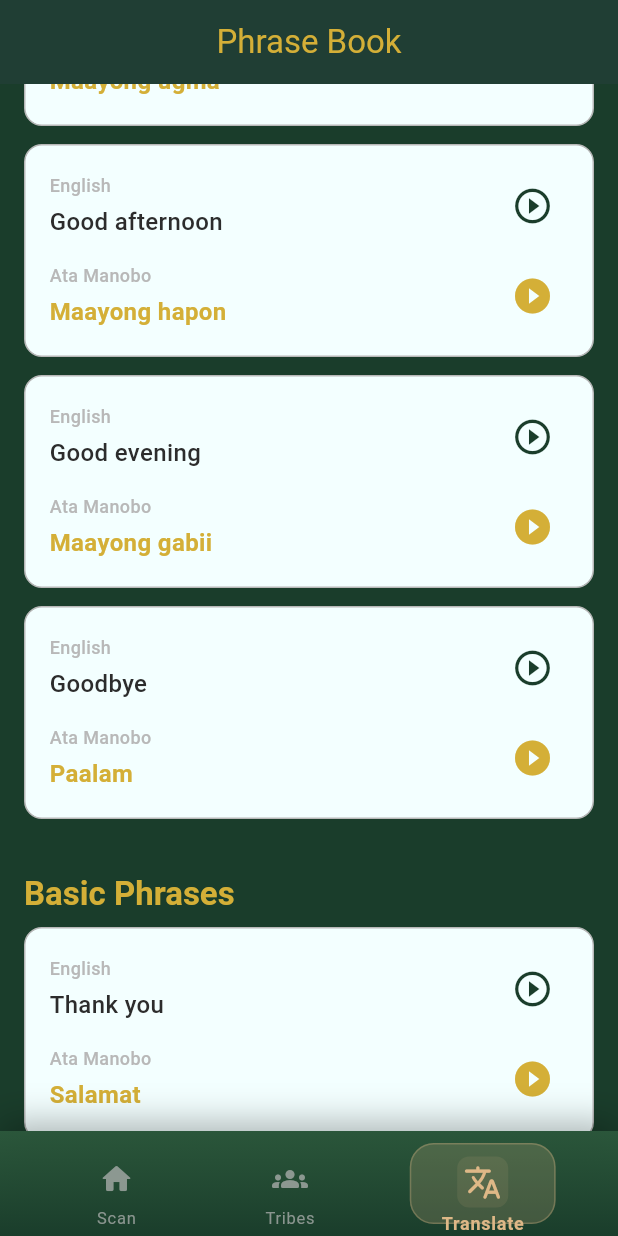
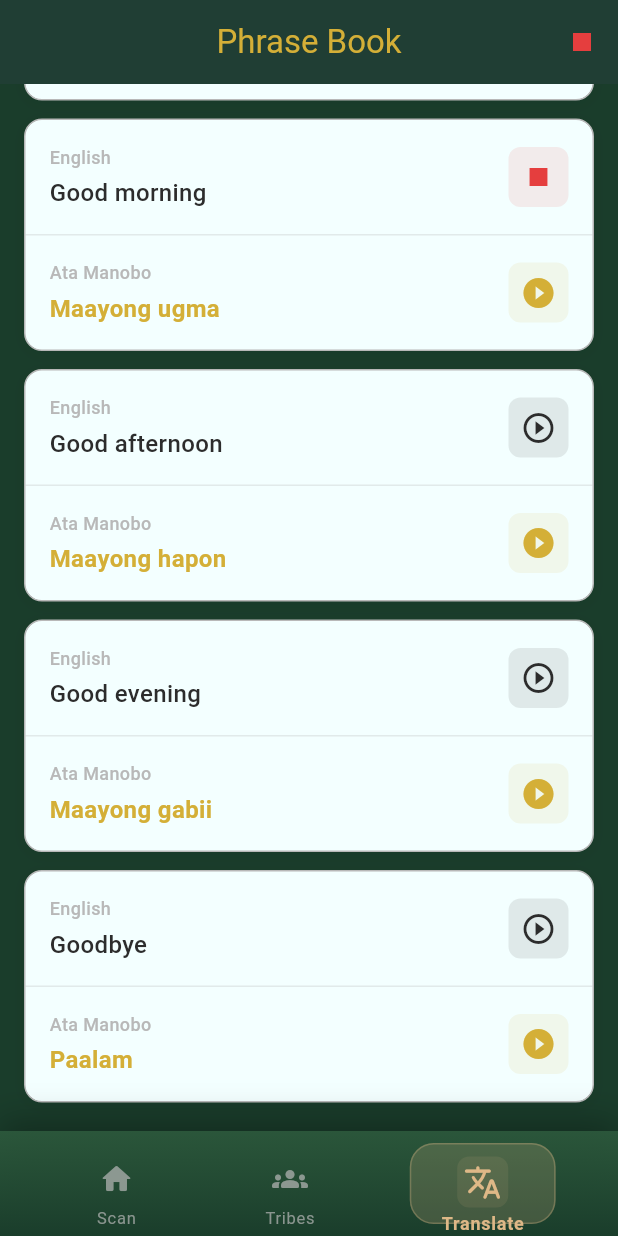
Before and after one commit to Ent1t/Huni-remafo, a Flutter app: the screen it shows after launch, item 3 of the bottom bar chosen, scrolled down 576 dp, after a tap on the "play circle outline" icon, on a phone screen of 412 x 824 dp. Run offline on Flutter 3.47's test engine with Material 3 defaults, Android fonts, the phone set to English and light mode, and no system bars; our stand-ins replace audioplayers, flutter_tts; missing offline and left inert: mobile_scanner.

Commit message:
Initial project setup: add Flutter app files, screens, widgets, and configuration

```diff
--- a/lib/screens/translation_screen.dart
+++ b/lib/screens/translation_screen.dart
@@ -1,5 +1,9 @@
 import 'package:flutter/material.dart';
+import 'package:flutter/services.dart';
+import 'package:flutter_tts/flutter_tts.dart';
+import 'package:audioplayers/audioplayers.dart';
 import '../utils/app_colors.dart';
+import '../services/audio_service.dart';
 
 class TranslationScreen extends StatefulWidget {
   const TranslationScreen({super.key});
@@ -12,8 +16,21 @@ class _TranslationScreenState extends State<TranslationScreen> {
   String _selectedSourceLanguage = 'English';
   String _selectedTargetLanguage = 'Ata Manobo';
 
+  late AudioService _audioService;
+  String? currentlyPlayingPhrase;
+  bool isPlaying = false;
+
   final List<String> _sourceLanguages = ['English', 'Cebuano'];
   final List<String> _targetLanguages = ['Ata Manobo', 'Mansaka', 'Mandaya'];
+
+  // Language codes for TTS
+  final Map<String, String> _languageCodes = {
+    'English': 'en-US',
+    'Cebuano': 'fil-PH', // Filipino as closest approximation
+    'Ata Manobo': 'fil-PH',
+    'Mansaka': 'fil-PH',
+    'Mandaya': 'fil-PH',
+  };
 
   final Map<String, Map<String, Map<String, String>>> _phrases = {
     'Greetings': {
@@ -82,6 +99,20 @@ class _TranslationScreenState extends State<TranslationScreen> {
         'Mansaka': 'Pasaylo',
         'Mandaya': 'Pasaylo',
       },
+      'Yes': {
+        'English': 'Yes',
+        'Cebuano': 'Oo',
+        'Ata Manobo': 'Oo',
+        'Mansaka': 'Oo',
+        'Mandaya': 'Oo',
+      },
+      'No': {
+        'English': 'No',
+        'Cebuano': 'Dili',
+        'Ata Manobo': 'Dili',
+        'Mansaka': 'Dili',
+        'Mandaya': 'Dili',
+      },
     },
     'Questions': {
       'How are you?': {
@@ -105,8 +136,101 @@ class _TranslationScreenState extends State<TranslationScreen> {
         'Mansaka': 'Hain ka naggikan?',
         'Mandaya': 'Hain ka naggikan?',
       },
+      'How much is this?': {
+        'English': 'How much is this?',
+        'Cebuano': 'Pila ni?',
+        'Ata Manobo': 'Pila ini?',
+        'Mansaka': 'Pila ini?',
+        'Mandaya': 'Pila ini?',
+      },
     },
   };
+
+  @override
+  void initState() {
+    super.initState();
+    _audioService = AudioService();
+    _initializeAudio();
+  }
+
+  void _initializeAudio() async {
+    await _audioService.initialize();
+  }
+
+  Future<void> _speakText(String text, String language, String phraseKey) async {
+    try {
+      setState(() {
+        currentlyPlayingPhrase = phraseKey;
+        isPlaying = true;
+      });
+
+      bool success = await _audioService.playPhrase(
+        text: text,
+        language: language,
+        phraseKey: phraseKey,
+      );
+
+      if (!success) {
+        setState(() {
+          currentlyPlayingPhrase = null;
+          isPlaying = false;
+        });
+
+        if (mounted) {
+          ScaffoldMessenger.of(context).showSnackBar(
+            const SnackBar(
+              content: Text('Unable to play audio'),
+              backgroundColor: AppColors.error,
+              behavior: SnackBarBehavior.floating,
+            ),
+          );
+        }
+      }
+
+      // Haptic feedback
+      HapticFeedback.lightImpact();
+
+      // Auto-update playing status
+      _updatePlayingStatus();
+
+    } catch (e) {
+      print('Error playing audio: $e');
+      setState(() {
+        currentlyPlayingPhrase = null;
+        isPlaying = false;
+      });
+    }
+  }
+
+  void _updatePlayingStatus() {
+    // Check playing status every second
+    Future.delayed(const Duration(milliseconds: 500), () {
+      if (mounted && _audioService.currentlyPlaying != currentlyPlayingPhrase) {
+        setState(() {
+          currentlyPlayingPhrase = _audioService.currentlyPlaying;
+          isPlaying = _audioService.isPlaying;
+        });
+
+        if (isPlaying) {
+          _updatePlayingStatus(); // Continue checking
+        }
+      }
+    });
+  }
+
+  Future<void> _stopAudio() async {
+    await _audioService.stopAudio();
+    setState(() {
+      currentlyPlayingPhrase = null;
+      isPlaying = false;
+    });
+  }
+
+  @override
+  void dispose() {
+    _audioService.dispose();
+    super.dispose();
+  }
 
   @override
   Widget build(BuildContext context) {
@@ -114,6 +238,14 @@ class _TranslationScreenState extends State<TranslationScreen> {
       appBar: AppBar(
         title: const Text('Phrase Book'),
         centerTitle: true,
+        actions: [
+          if (isPlaying)
+            IconButton(
+              onPressed: _stopAudio,
+              icon: const Icon(Icons.stop),
+              color: AppColors.error,
+            ),
+        ],
       ),
       body: SingleChildScrollView(
         padding: const EdgeInsets.all(16.0),
@@ -121,6 +253,33 @@ class _TranslationScreenState extends State<TranslationScreen> {
           crossAxisAlignment: CrossAxisAlignment.start,
           children: [
             // Language Selection Section
+            _buildLanguageSelectionSection(),
+
+            const SizedBox(height: 32.0),
+
+            // Audio Status Indicator
+            if (isPlaying) _buildAudioStatusIndicator(),
+
+            Text(
+              'Common Phrases',
+              style: Theme.of(context).textTheme.headlineMedium,
+            ),
+            const SizedBox(height: 16.0),
+
+            // Phrase Categories
+            ..._phrases.entries.map((categoryEntry) {
+              return _buildCategorySection(categoryEntry);
+            }),
+          ],
+        ),
+      ),
+    );
+  }
+
+  Widget _buildLanguageSelectionSection() {
+    return Column(
+      crossAxisAlignment: CrossAxisAlignment.start,
+      children: [
         Text(
           'Language Selection',
           style: Theme.of(context).textTheme.headlineMedium,
@@ -128,7 +287,76 @@ class _TranslationScreenState extends State<TranslationScreen> {
         const SizedBox(height: 16.0),
 
         // Source Language Dropdown
-            Container(
+        _buildLanguageDropdown(
+          value: _selectedSourceLanguage,
+          items: _sourceLanguages,
+          hint: 'Select source language',
+          onChanged: (value) {
+            setState(() {
+              _selectedSourceLanguage = value!;
+            });
+          },
+        ),
+
+        const SizedBox(height: 12.0),
+
+        // Swap languages button
+        Center(
+          child: GestureDetector(
+            onTap: () {
+              HapticFeedback.mediumImpact();
+              // Only swap if target language is available as source
+              if (_sourceLanguages.contains(_selectedTargetLanguage)) {
+                setState(() {
+                  String temp = _selectedSourceLanguage;
+                  _selectedSourceLanguage = _selectedTargetLanguage;
+                  _selectedTargetLanguage = temp;
+                });
+              }
+            },
+            child: Container(
+              padding: const EdgeInsets.all(12),
+              decoration: BoxDecoration(
+                color: AppColors.tribalGold.withOpacity(0.1),
+                borderRadius: BorderRadius.circular(12),
+                border: Border.all(
+                  color: AppColors.tribalGold.withOpacity(0.3),
+                  width: 1,
+                ),
+              ),
+              child: const Icon(
+                Icons.swap_vert,
+                color: AppColors.tribalGold,
+                size: 24,
+              ),
+            ),
+          ),
+        ),
+
+        const SizedBox(height: 12.0),
+
+        // Target Language Dropdown
+        _buildLanguageDropdown(
+          value: _selectedTargetLanguage,
+          items: _targetLanguages,
+          hint: 'Select target language',
+          onChanged: (value) {
+            setState(() {
+              _selectedTargetLanguage = value!;
+            });
+          },
+        ),
+      ],
+    );
+  }
+
+  Widget _buildLanguageDropdown({
+    required String value,
+    required List<String> items,
+    required String hint,
+    required ValueChanged<String?> onChanged,
+  }) {
+    return Container(
       width: double.infinity,
       padding: const EdgeInsets.symmetric(horizontal: 16.0),
       decoration: BoxDecoration(
@@ -141,95 +369,109 @@ class _TranslationScreenState extends State<TranslationScreen> {
       ),
       child: DropdownButtonHideUnderline(
         child: DropdownButton<String>(
-                  value: _selectedSourceLanguage,
-                  hint: const Text('Select source language'),
+          value: value,
+          hint: Text(hint),
           isExpanded: true,
-                  items: _sourceLanguages.map((String language) {
+          items: items.map((String language) {
             return DropdownMenuItem<String>(
               value: language,
               child: Text(language),
             );
           }).toList(),
-                  onChanged: (String? newValue) {
-                    if (newValue != null) {
-                      setState(() {
-                        _selectedSourceLanguage = newValue;
-                      });
+          onChanged: onChanged,
+        ),
+      ),
+    );
   }
-                  },
+
+  Widget _buildAudioStatusIndicator() {
+    return Container(
+      margin: const EdgeInsets.only(bottom: 16),
+      padding: const EdgeInsets.symmetric(horizontal: 16, vertical: 12),
+      decoration: BoxDecoration(
+        color: AppColors.tribalGold.withOpacity(0.1),
+        borderRadius: BorderRadius.circular(12),
+        border: Border.all(
+          color: AppColors.tribalGold.withOpacity(0.3),
+          width: 1,
+        ),
+      ),
+      child: Row(
+        children: [
+          const SizedBox(
+            width: 20,
+            height: 20,
+            child: CircularProgressIndicator(
+              strokeWidth: 2,
+              valueColor: AlwaysStoppedAnimation<Color>(AppColors.tribalGold),
+            ),
+          ),
+          const SizedBox(width: 12),
+          Expanded(
+            child: Text(
+              'Playing: ${currentlyPlayingPhrase ?? 'Audio'}',
+              style: const TextStyle(
+                color: AppColors.tribalGold,
+                fontWeight: FontWeight.w500,
               ),
             ),
           ),
-
-            const SizedBox(height: 12.0),
-
-            // Target Language Dropdown
-            Container(
-              width: double.infinity,
-              padding: const EdgeInsets.symmetric(horizontal: 16.0),
-              decoration: BoxDecoration(
-                color: AppColors.boneChilling,
-                borderRadius: BorderRadius.circular(12.0),
-                border: Border.all(
-                  color: AppColors.murmur,
-                  width: 1.0,
+          GestureDetector(
+            onTap: _stopAudio,
+            child: const Icon(
+              Icons.stop,
+              color: AppColors.tribalGold,
+              size: 20,
             ),
           ),
-              child: DropdownButtonHideUnderline(
-                child: DropdownButton<String>(
-                  value: _selectedTargetLanguage,
-                  hint: const Text('Select target language'),
-                  isExpanded: true,
-                  items: _targetLanguages.map((String language) {
-                    return DropdownMenuItem<String>(
-                      value: language,
-                      child: Text(language),
+        ],
+      ),
     );
-                  }).toList(),
-                  onChanged: (String? newValue) {
-                    if (newValue != null) {
-                      setState(() {
-                        _selectedTargetLanguage = newValue;
-                      });
   }
-                  },
-                ),
-              ),
-            ),
 
-            const SizedBox(height: 32.0),
-
-            Text(
-              'Common Phrases',
-              style: Theme.of(context).textTheme.headlineMedium,
-            ),
-            const SizedBox(height: 16.0),
-
-            // Phrase Categories
-            ..._phrases.entries.map((categoryEntry) {
+  Widget _buildCategorySection(MapEntry<String, Map<String, Map<String, String>>> categoryEntry) {
     return Column(
       crossAxisAlignment: CrossAxisAlignment.start,
       children: [
         // Category Header
         Padding(
           padding: const EdgeInsets.symmetric(vertical: 8.0),
-                    child: Text(
+          child: Row(
+            children: [
+              Icon(
+                _getCategoryIcon(categoryEntry.key),
+                color: AppColors.tribalGold,
+                size: 20,
+              ),
+              const SizedBox(width: 8),
+              Text(
                 categoryEntry.key,
                 style: Theme.of(context).textTheme.titleLarge?.copyWith(
-                        color: AppColors.terrestrial,
+                  color: AppColors.tribalGold,
                   fontWeight: FontWeight.w600,
                 ),
+              ),
+            ],
           ),
         ),
 
         // Phrases in Category
         ...categoryEntry.value.entries.map((phraseEntry) {
+          return _buildPhraseCard(phraseEntry);
+        }),
+
+        const SizedBox(height: 16.0),
+      ],
+    );
+  }
+
+  Widget _buildPhraseCard(MapEntry<String, Map<String, String>> phraseEntry) {
     final sourceText = phraseEntry.value[_selectedSourceLanguage] ?? phraseEntry.key;
     final targetText = phraseEntry.value[_selectedTargetLanguage] ?? phraseEntry.key;
+    final phraseKey = phraseEntry.key;
 
     return Container(
       margin: const EdgeInsets.only(bottom: 12.0),
-                      padding: const EdgeInsets.all(16.0),
       decoration: BoxDecoration(
         color: AppColors.sparklingSnow,
         borderRadius: BorderRadius.circular(12.0),
@@ -237,19 +479,62 @@ class _TranslationScreenState extends State<TranslationScreen> {
           color: AppColors.murmur,
           width: 1.0,
         ),
+        boxShadow: [
+          BoxShadow(
+            color: Colors.black.withOpacity(0.05),
+            blurRadius: 10,
+            offset: const Offset(0, 2),
+          ),
+        ],
       ),
       child: Column(
-                        crossAxisAlignment: CrossAxisAlignment.start,
         children: [
           // Source phrase
-                          Row(
+          _buildPhraseRow(
+            language: _selectedSourceLanguage,
+            text: sourceText,
+            phraseKey: phraseKey,
+            isSource: true,
+            textColor: AppColors.lavaStone,
+          ),
+
+          Divider(
+            color: AppColors.murmur.withOpacity(0.3),
+            height: 1,
+          ),
+
+          // Target phrase
+          _buildPhraseRow(
+            language: _selectedTargetLanguage,
+            text: targetText,
+            phraseKey: phraseKey,
+            isSource: false,
+            textColor: AppColors.terrestrial,
+          ),
+        ],
+      ),
+    );
+  }
+
+  Widget _buildPhraseRow({
+    required String language,
+    required String text,
+    required String phraseKey,
+    required bool isSource,
+    required Color textColor,
+  }) {
+    final isCurrentlyPlaying = currentlyPlayingPhrase == '${phraseKey}_$language';
+
+    return Padding(
+      padding: const EdgeInsets.all(16.0),
+      child: Row(
         children: [
           Expanded(
             child: Column(
               crossAxisAlignment: CrossAxisAlignment.start,
               children: [
                 Text(
-                                      _selectedSourceLanguage,
+                  language,
                   style: const TextStyle(
                     fontSize: 12.0,
                     color: AppColors.murmur,
@@ -258,86 +543,74 @@ class _TranslationScreenState extends State<TranslationScreen> {
                 ),
                 const SizedBox(height: 4.0),
                 Text(
-                                      sourceText,
-                                      style: const TextStyle(
+                  text,
+                  style: TextStyle(
                     fontSize: 16.0,
-                                        color: AppColors.lavaStone,
-                                        fontWeight: FontWeight.w500,
+                    color: textColor,
+                    fontWeight: isSource ? FontWeight.w500 : FontWeight.w600,
                   ),
                 ),
               ],
             ),
           ),
-                              // Play button for source
-                              IconButton(
-                                onPressed: () {
-                                  // TODO: Implement audio playback for source phrase
-                                  print('Playing: $sourceText');
+
+          // Play/Stop button
+          GestureDetector(
+            onTap: () {
+              if (isCurrentlyPlaying) {
+                _stopAudio();
+              } else {
+                _speakText(text, language, '${phraseKey}_$language');
+              }
             },
-                                icon: const Icon(
-                                  Icons.play_circle_outline,
-                                  color: AppColors.evergreen,
-                                  size: 28.0,
+            child: AnimatedContainer(
+              duration: const Duration(milliseconds: 200),
+              padding: const EdgeInsets.all(8),
+              decoration: BoxDecoration(
+                color: isCurrentlyPlaying
+                    ? AppColors.error.withOpacity(0.1)
+                    : textColor.withOpacity(0.1),
+                borderRadius: BorderRadius.circular(8),
+              ),
+              child: AnimatedSwitcher(
+                duration: const Duration(milliseconds: 200),
+                child: isCurrentlyPlaying
+                    ? const Icon(
+                        Icons.stop,
+                        color: AppColors.error,
+                        size: 24,
+                        key: ValueKey('stop'),
+                      )
+                    : Icon(
+                        isSource ? Icons.play_circle_outline : Icons.play_circle_filled,
+                        color: textColor,
+                        size: 24,
+                        key: const ValueKey('play'),
+                      ),
+              ),
             ),
           ),
         ],
       ),
-
-                          const SizedBox(height: 12.0),
-
-                          // Target phrase
-                          Row(
-                            children: [
-                              Expanded(
-                                child: Column(
-                                  crossAxisAlignment: CrossAxisAlignment.start,
-                                  children: [
-                                    Text(
-                                      _selectedTargetLanguage,
-                                      style: const TextStyle(
-                                        fontSize: 12.0,
-                                        color: AppColors.murmur,
-                                        fontWeight: FontWeight.w500,
-                                      ),
-                                    ),
-                                    const SizedBox(height: 4.0),
-                                    Text(
-                                      targetText,
-                                      style: const TextStyle(
-                                        fontSize: 16.0,
-                                        color: AppColors.terrestrial,
-                                        fontWeight: FontWeight.w600,
-                                      ),
-                                    ),
-                                  ],
-                                ),
-                              ),
-                              // Play button for target
-                              IconButton(
-                                onPressed: () {
-                                  // TODO: Implement audio playback for target phrase
-                                  print('Playing: $targetText');
-                                },
-                                icon: const Icon(
-                                  Icons.play_circle_filled,
-                                  color: AppColors.terrestrial,
-                                  size: 28.0,
-                                ),
-                              ),
-                            ],
-                          ),
-                        ],
-                      ),
-                    );
-                  }),
-
-                  const SizedBox(height: 16.0),
-                ],
-              );
-            }),
-          ],
-        ),
-      ),
     );
   }
+
+  IconData _getCategoryIcon(String category) {
+    switch (category.toLowerCase()) {
+      case 'greetings':
+        return Icons.waving_hand;
+      case 'basic phrases':
+        return Icons.chat_bubble_outline;
+      case 'questions':
+        return Icons.help_outline;
+      case 'numbers':
+        return Icons.numbers;
+      case 'food':
+        return Icons.restaurant;
+      case 'directions':
+        return Icons.directions;
+      default:
+        return Icons.translate;
     }
+  }
+}
--- /dev/null
+++ b/lib/services/audio_service.dart
@@ -0,0 +1,154 @@
+import 'package:flutter_tts/flutter_tts.dart';
+import 'package:audioplayers/audioplayers.dart';
+
+class AudioService {
+  static final AudioService _instance = AudioService._internal();
+  factory AudioService() => _instance;
+  AudioService._internal();
+
+  late FlutterTts _flutterTts;
+  late AudioPlayer _audioPlayer;
+  bool _isInitialized = false;
+  String? _currentlyPlaying;
+
+  // Language codes for TTS
+  static const Map<String, String> _languageCodes = {
+    'English': 'en-US',
+    'Cebuano': 'fil-PH',
+    'Ata Manobo': 'fil-PH',
+    'Mansaka': 'fil-PH',
+    'Mandaya': 'fil-PH',
+  };
+
+  // TTS settings for different languages
+  static const Map<String, Map<String, double>> _languageSettings = {
+    'English': {'speechRate': 0.5, 'pitch': 1.0},
+    'Cebuano': {'speechRate': 0.4, 'pitch': 1.1},
+    'Ata Manobo': {'speechRate': 0.4, 'pitch': 1.1},
+    'Mansaka': {'speechRate': 0.4, 'pitch': 1.1},
+    'Mandaya': {'speechRate': 0.4, 'pitch': 1.1},
+  };
+
+  Future<void> initialize() async {
+    if (_isInitialized) return;
+
+    _flutterTts = FlutterTts();
+    _audioPlayer = AudioPlayer();
+
+    // Configure TTS
+    await _flutterTts.setVolume(1.0);
+    await _flutterTts.awaitSpeakCompletion(true);
+
+    // Set up TTS handlers
+    _flutterTts.setCompletionHandler(() {
+      _currentlyPlaying = null;
+    });
+
+    _flutterTts.setErrorHandler((msg) {
+      print('TTS Error: $msg');
+      _currentlyPlaying = null;
+    });
+
+    // Set up audio player handlers
+    _audioPlayer.onPlayerComplete.listen((event) {
+      _currentlyPlaying = null;
+    });
+
+    _isInitialized = true;
+  }
+
+  Future<bool> playPhrase({
+    required String text,
+    required String language,
+    required String phraseKey,
+  }) async {
+    if (!_isInitialized) {
+      await initialize();
+    }
+
+    try {
+      // Stop any current playback
+      await stopAudio();
+
+      _currentlyPlaying = phraseKey;
+
+      // Try to play recorded audio first
+      String audioPath = _getAudioFilePath(phraseKey, language);
+      bool hasRecordedAudio = await _checkAudioFileExists(audioPath);
+
+      if (hasRecordedAudio) {
+        await _audioPlayer.play(AssetSource(audioPath));
+        return true;
+      } else {
+        // Fallback to TTS
+        return await _playTTS(text, language);
+      }
+    } catch (e) {
+      print('Error playing phrase: $e');
+      _currentlyPlaying = null;
+      return false;
+    }
+  }
+
+  Future<bool> _playTTS(String text, String language) async {
+    try {
+      // Set language
+      String languageCode = _languageCodes[language] ?? 'en-US';
+      await _flutterTts.setLanguage(languageCode);
+
+      // Set language-specific settings
+      Map<String, double> settings = _languageSettings[language] ??
+          {'speechRate': 0.5, 'pitch': 1.0};
+
+      await _flutterTts.setSpeechRate(settings['speechRate']!);
+      await _flutterTts.setPitch(settings['pitch']!);
+
+      // Speak the text
+      int result = await _flutterTts.speak(text);
+      return result == 1; // 1 means success
+    } catch (e) {
+      print('TTS Error: $e');
+      return false;
+    }
+  }
+
+  String _getAudioFilePath(String phraseKey, String language) {
+    String fileKey = phraseKey
+        .toLowerCase()
+        .replaceAll(' ', '_')
+        .replaceAll('?', '')
+        .replaceAll('\'', '')
+        .replaceAll('!', '');
+
+    String langCode = language.toLowerCase().replaceAll(' ', '_');
+    return 'audio/$langCode/$fileKey.mp3';
+  }
+
+  Future<bool> _checkAudioFileExists(String path) async {
+    try {
+      // For now, return false to use TTS
+      // In production, you would check if the asset file exists
+      return false;
+    } catch (e) {
+      return false;
+    }
+  }
+
+  Future<void> stopAudio() async {
+    try {
+      await _flutterTts.stop();
+      await _audioPlayer.stop();
+      _currentlyPlaying = null;
+    } catch (e) {
+      print('Error stopping audio: $e');
+    }
+  }
+
+  String? get currentlyPlaying => _currentlyPlaying;
+  bool get isPlaying => _currentlyPlaying != null;
+
+  Future<void> dispose() async {
+    await stopAudio();
+    _audioPlayer.dispose();
+  }
+}
```
Also changed, not shown: pubspec.yaml (+7 -5 lines), pubspec.lock, 1 other file. Lines whose indentation alone changed are shown as unchanged.
